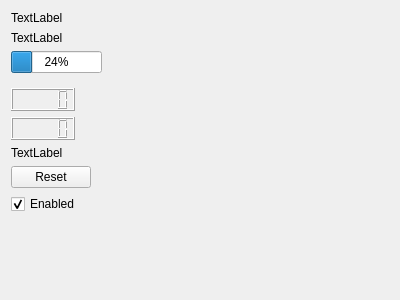
Before: the Qt Designer form src/ui/SkyeAUStatus.ui in skye-git/qgroundcontrol-old, drawn with Qt 5.
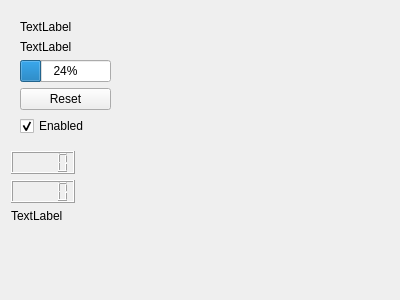
After: the same form once the commit is applied.

```diff
--- a/src/ui/SkyeAUStatus.ui
+++ b/src/ui/SkyeAUStatus.ui
@@ -14,24 +14,38 @@
    <string>Form</string>
   </property>
   <layout class="QFormLayout" name="formLayout">
-   <item row="5" column="0">
-    <widget class="QLCDNumber" name="lcdNumberVoltage"/>
-   </item>
    <item row="0" column="0">
+    <widget class="QWidget" name="widgetTop" native="true">
+     <layout class="QVBoxLayout" name="verticalLayout_2">
+      <item>
     <widget class="QLabel" name="labelName">
      <property name="text">
       <string>TextLabel</string>
      </property>
     </widget>
    </item>
-   <item row="10" column="0">
+      <item>
+       <widget class="QLabel" name="labelAUStatus">
+        <property name="text">
+         <string>TextLabel</string>
+        </property>
+       </widget>
+      </item>
+      <item>
+       <widget class="QProgressBar" name="progressBarThrust">
+        <property name="value">
+         <number>24</number>
+        </property>
+       </widget>
+      </item>
+      <item>
     <widget class="QPushButton" name="pushButton">
      <property name="text">
       <string>Reset</string>
      </property>
     </widget>
    </item>
-   <item row="11" column="0">
+      <item>
     <widget class="QCheckBox" name="checkBox">
      <property name="text">
       <string>Enabled</string>
@@ -41,25 +55,17 @@
      </property>
     </widget>
    </item>
-   <item row="6" column="0">
+     </layout>
+    </widget>
+   </item>
+   <item row="1" column="0">
+    <widget class="QLCDNumber" name="lcdNumberVoltage"/>
+   </item>
+   <item row="2" column="0">
     <widget class="QLCDNumber" name="lcdNumberCurrent"/>
    </item>
-   <item row="8" column="0">
-    <widget class="QLabel" name="labelBatteryStatus">
-     <property name="text">
-      <string>TextLabel</string>
-     </property>
-    </widget>
-   </item>
    <item row="3" column="0">
-    <widget class="QProgressBar" name="progressBarThrust">
-     <property name="value">
-      <number>24</number>
-     </property>
-    </widget>
-   </item>
-   <item row="2" column="0">
-    <widget class="QLabel" name="labelAUStatus">
+    <widget class="QLabel" name="labelBatteryStatus">
      <property name="text">
       <string>TextLabel</string>
      </property>
```
Left out of the diff: 7 changed lines with no effect on the pictures. Lines whose indentation alone changed are shown as unchanged.
